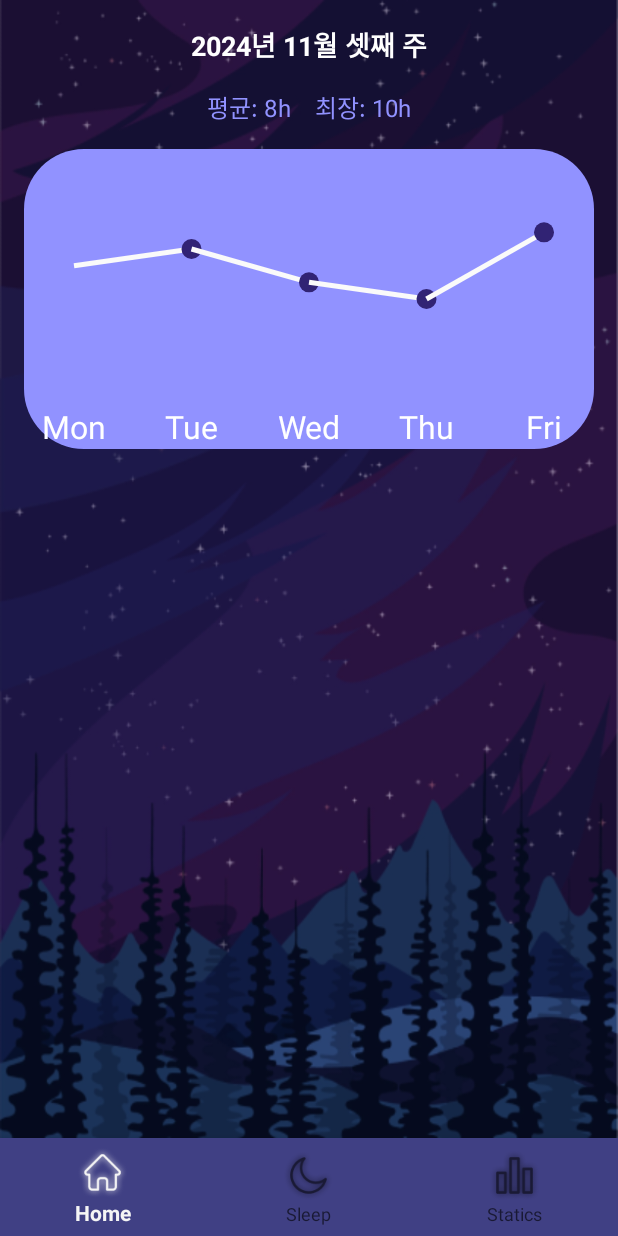
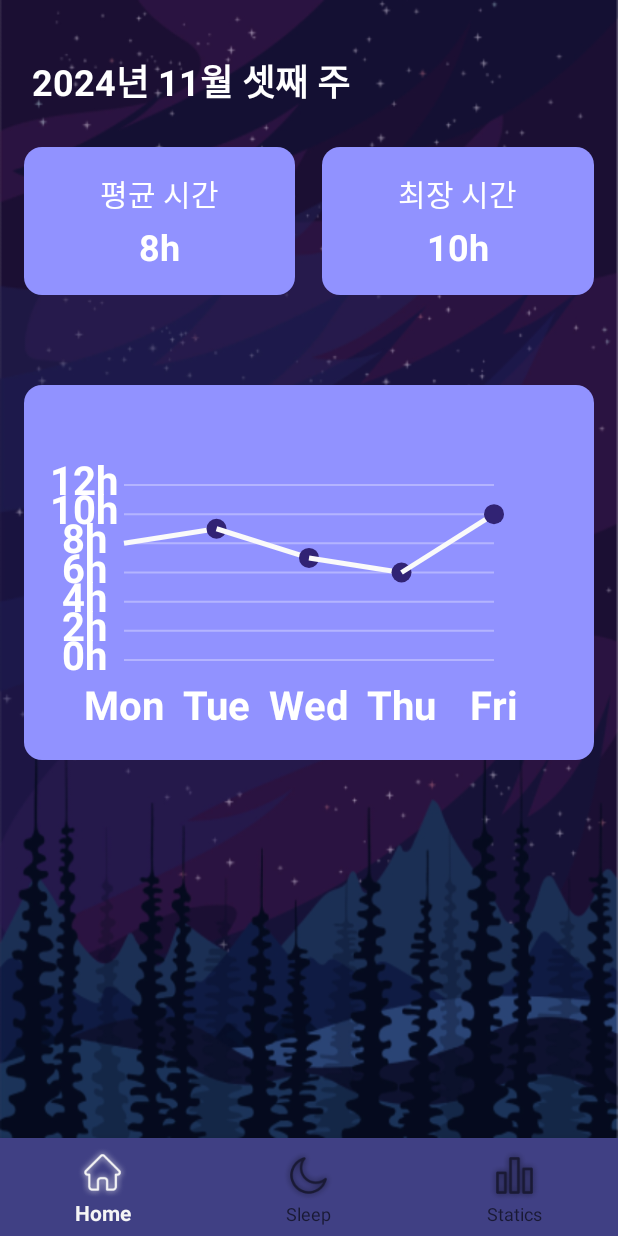
Before and after one commit to YeRimmm-Cho/CoolcoolLog, an Android app: the fragment WeeklyStatisticsFragment placed in its activity, on a phone screen of 412 x 824 dp. Run offline under Robolectric (Android 15) with nearby library versions, the phone set to English and light mode, and no system bars.

Commit message:
Feat: 주간 수면 통계 화면 레이아웃 구현

```diff
--- a/app/src/main/java/com/example/coolcoollog/view/CustomGraphView.java
+++ b/app/src/main/java/com/example/coolcoollog/view/CustomGraphView.java
@@ -11,6 +11,7 @@ public class CustomGraphView extends View {
     private Paint linePaint; // 선을 그리기 위한 Paint
     private Paint pointPaint; // 점을 그리기 위한 Paint
     private Paint textPaint; // 텍스트(축 레이블) 표시용 Paint
+    private Paint gridPaint; // Y축 격자선용 Paint
     private float[] dataPoints = new float[]{8f, 9f, 7f, 6f, 10f}; // 샘플 데이터
     private String[] labels = new String[]{"Mon", "Tue", "Wed", "Thu", "Fri"}; // 샘플 X축 레이블
 
@@ -37,11 +38,18 @@ public class CustomGraphView extends View {
         pointPaint.setStyle(Paint.Style.FILL);
         pointPaint.setStrokeWidth(15f);
 
-        // 텍스트 Paint 설정
+        // 텍스트 Paint 설정 (X축, Y축 레이블)
         textPaint = new Paint();
         textPaint.setColor(Color.WHITE);
-        textPaint.setTextSize(32f);
+        textPaint.setTextSize(40f);
+        textPaint.setTypeface(android.graphics.Typeface.DEFAULT_BOLD);
         textPaint.setTextAlign(Paint.Align.CENTER);
+
+        // Y축 격자선 Paint 설정
+        gridPaint = new Paint();
+        gridPaint.setColor(Color.parseColor("#50FFFFFF")); // 반투명 흰색
+        gridPaint.setStrokeWidth(2f);
+        gridPaint.setStyle(Paint.Style.STROKE);
     }
 
     public void setData(float[] dataPoints, String[] labels) {
@@ -61,13 +69,20 @@ public class CustomGraphView extends View {
         // 그래프 영역 정의
         float width = getWidth();
         float height = getHeight();
-        float padding = 50f;
+        float padding = 100f;
 
         float graphWidth = width - (2 * padding);
         float graphHeight = height - (2 * padding);
 
-        float maxDataValue = 12f; // 데이터의 최대값 (예: 10시간)
+        float maxDataValue = 12f;
         float stepX = graphWidth / (dataPoints.length - 1); // X축 간격
+
+        // Y축 격자선 및 레이블 그리기
+        for (int i = 0; i <= maxDataValue; i += 2) { // 2시간 간격
+            float y = height - padding - (i / maxDataValue * graphHeight);
+            canvas.drawLine(padding, y, width - padding, y, gridPaint); // Y축 격자선
+            canvas.drawText(i + "h", padding - 40f, y + 10f, textPaint); // Y축 레이블
+        }
 
         // 선과 점 그리기
         float startX = padding;
@@ -90,7 +105,7 @@ public class CustomGraphView extends View {
         // X축 레이블 표시
         for (int i = 0; i < labels.length; i++) {
             float labelX = padding + (i * stepX);
-            float labelY = height - padding + 40f;
+            float labelY = height - padding + 60f; // X축 텍스트 위치 조정
             canvas.drawText(labels[i], labelX, labelY, textPaint);
         }
     }
--- a/app/src/main/res/layout/fragment_weekly_statistics.xml
+++ b/app/src/main/res/layout/fragment_weekly_statistics.xml
@@ -9,49 +9,91 @@
         android:id="@+id/weekTextView"
         android:layout_width="wrap_content"
         android:layout_height="wrap_content"
-        android:layout_centerHorizontal="true"
+        android:layout_marginTop="20dp"
+        android:layout_marginLeft="5dp"
         android:text="2024년 11월 셋째 주"
         android:textColor="@color/white"
-        android:textSize="18sp"
+        android:textSize="24sp"
         android:textStyle="bold" />
 
-    <!-- 평균과 최장 시간 -->
+    <!-- 평균과 최장 시간 섹션 -->
     <LinearLayout
         android:id="@+id/averageAndMaxContainer"
         android:layout_width="match_parent"
         android:layout_height="wrap_content"
         android:layout_below="@id/weekTextView"
-        android:layout_marginTop="16dp"
+        android:layout_marginTop="26dp"
         android:orientation="horizontal"
         android:gravity="center">
+
+        <!-- 평균 수면 시간 -->
+        <LinearLayout
+            android:layout_width="0dp"
+            android:layout_height="wrap_content"
+            android:layout_weight="1"
+            android:layout_marginEnd="10dp"
+            android:orientation="vertical"
+            android:gravity="center"
+            android:padding="16dp"
+            android:background="@drawable/background_rec_light_purple">
+
+            <TextView
+                android:id="@+id/averageTitle"
+                android:layout_width="wrap_content"
+                android:layout_height="wrap_content"
+                android:text="평균 시간"
+                android:textColor="@color/white"
+                android:textSize="20sp"
+                android:layout_marginBottom="4dp" />
 
             <TextView
                 android:id="@+id/averageTextView"
                 android:layout_width="wrap_content"
                 android:layout_height="wrap_content"
-            android:text="평균: 8h"
-            android:textColor="@color/light_purple"
-            android:textSize="16sp"
-            android:layout_marginEnd="16dp" />
+                android:text="8h"
+                android:textColor="@color/white"
+                android:textSize="24sp"
+                android:textStyle="bold" />
+        </LinearLayout>
+
+        <!-- 최장 수면 시간 -->
+        <LinearLayout
+            android:layout_width="0dp"
+            android:layout_height="wrap_content"
+            android:layout_weight="1"
+            android:layout_marginStart="8dp"
+            android:orientation="vertical"
+            android:gravity="center"
+            android:padding="16dp"
+            android:background="@drawable/background_rec_light_purple">
+
+            <TextView
+                android:id="@+id/maxTitle"
+                android:layout_width="wrap_content"
+                android:layout_height="wrap_content"
+                android:text="최장 시간"
+                android:textColor="@color/white"
+                android:textSize="20sp"
+                android:layout_marginBottom="4dp" />
 
             <TextView
                 android:id="@+id/maxTextView"
                 android:layout_width="wrap_content"
                 android:layout_height="wrap_content"
-            android:text="최장: 10h"
-            android:textColor="@color/light_purple"
-            android:textSize="16sp" />
+                android:text="10h"
+                android:textColor="@color/white"
+                android:textSize="24sp"
+                android:textStyle="bold" />
+        </LinearLayout>
     </LinearLayout>
 
     <!-- 수면 패턴 그래프 -->
     <com.example.coolcoollog.view.CustomGraphView
         android:id="@+id/sleepGraphView"
-        android:background="@drawable/button_rec_setalarm"
         android:layout_width="match_parent"
-        android:layout_height="200dp"
+        android:layout_height="250dp"
+        android:background="@drawable/background_rec_light_purple"
         android:layout_below="@id/averageAndMaxContainer"
-        android:layout_marginTop="16dp"
+        android:layout_marginTop="60dp"
         android:layout_centerHorizontal="true" />
-
-
 </RelativeLayout>
```
Lines whose indentation alone changed are shown as unchanged.
